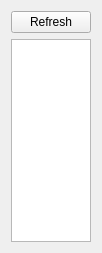
First picture: the form in tablesdifferenceswidget.ui, repository kambala-decapitator/QTblEditor, before the edit.
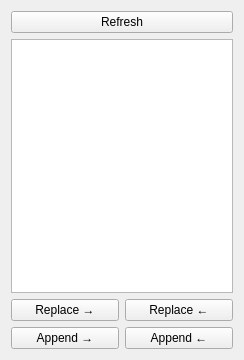
Second picture: the form after the edit.

Commit message: add append/replace buttons to the differences widget

Patch:
```diff
--- a/tablesdifferenceswidget.ui
+++ b/tablesdifferenceswidget.ui
@@ -6,8 +6,8 @@
    <rect>
     <x>0</x>
     <y>0</y>
-    <width>102</width>
-    <height>253</height>
+    <width>244</width>
+    <height>360</height>
    </rect>
   </property>
   <property name="windowTitle">
@@ -34,6 +34,38 @@
      </property>
     </widget>
    </item>
+   <item>
+    <layout class="QGridLayout" name="gridLayout">
+     <item row="0" column="0">
+      <widget class="QPushButton" name="replaceL2RButton">
+       <property name="text">
+        <string>Replace →</string>
+       </property>
+      </widget>
+     </item>
+     <item row="0" column="1">
+      <widget class="QPushButton" name="replaceR2LButton">
+       <property name="text">
+        <string>Replace ←</string>
+       </property>
+      </widget>
+     </item>
+     <item row="1" column="0">
+      <widget class="QPushButton" name="appendL2RButton">
+       <property name="text">
+        <string>Append →</string>
+       </property>
+      </widget>
+     </item>
+     <item row="1" column="1">
+      <widget class="QPushButton" name="appendR2LButton">
+       <property name="text">
+        <string>Append ←</string>
+       </property>
+      </widget>
+     </item>
+    </layout>
+   </item>
   </layout>
  </widget>
  <resources/>
```
The commit also changes 4 other files.
